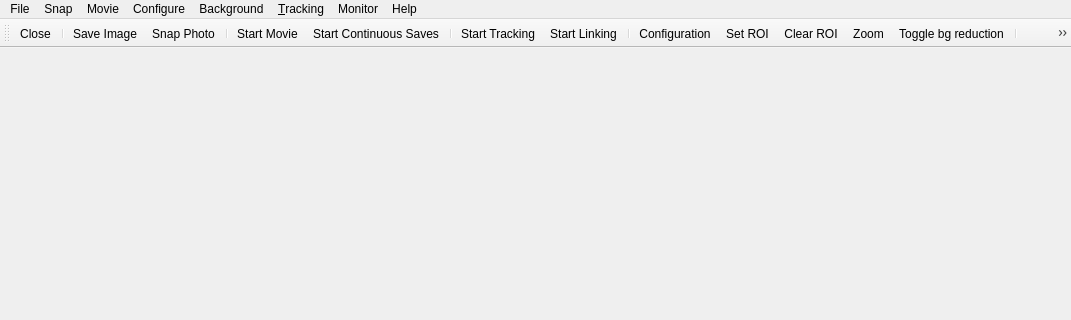
This is pynta/view/GUI/designer/MainWindow.ui in nanoepics/pynta as Qt 5 draws it before an edit; both pictures show x 0 to 1071 and y 0 to 320 of the 1071 by 859 pixel window. The edited form follows.
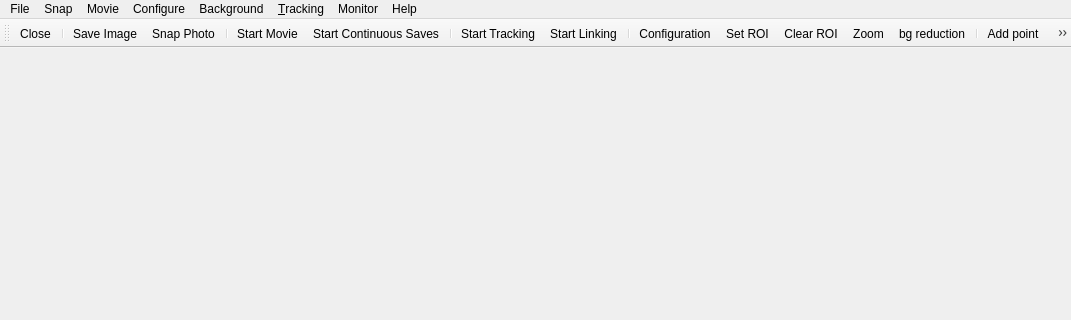
This is the edited form. Icons and pictures are not drawn.

Diff of the .ui file:
```diff
--- a/pynta/view/GUI/designer/MainWindow.ui
+++ b/pynta/view/GUI/designer/MainWindow.ui
@@ -257,7 +257,10 @@
      <normaloff>:/icon_/Icons/duotone_edit.svg</normaloff>:/icon_/Icons/duotone_edit.svg</iconset>
    </property>
    <property name="text">
-    <string>Toggle bg reduction</string>
+    <string>bg reduction</string>
+   </property>
+   <property name="toolTip">
+    <string>bg reduction</string>
    </property>
   </action>
   <action name="actionStart_Tracking">
```
Left out of the diff: 9 changed lines with no effect on the pictures.
